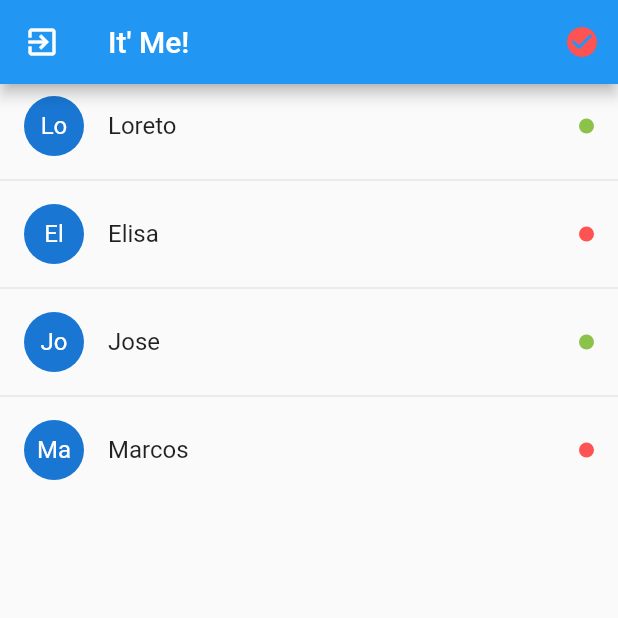
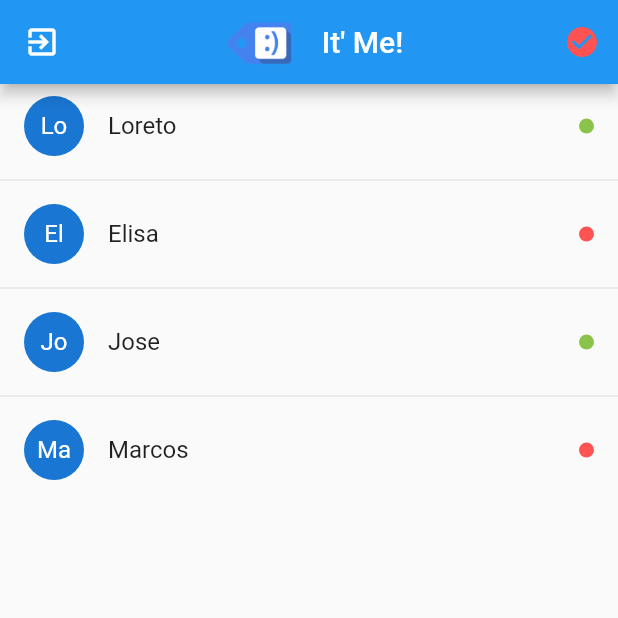
Before and after one commit to pablomagana/live-chat, a Flutter app: the UsuariosPage screen opened by its route, on a phone screen of 412 x 824 dp, the top half of it. Run offline on Flutter 3.47's test engine with Material 2 defaults, Android fonts, the phone set to English and light mode, and no system bars; our stand-ins replace flutter_secure_storage; accounts and stored records are empty.

```diff
--- /dev/null
+++ b/lib/global/environment.dart
@@ -0,0 +1,4 @@
+class Environment {
+  static String url = 'https://livechatnode.herokuapp.com/api';
+  static String socketUrl = 'https://livechatnode.herokuapp.com';
+}
--- /dev/null
+++ b/lib/models/login_response.dart
@@ -0,0 +1,22 @@
+import 'dart:convert';
+
+import 'package:lifechat/models/user.dart';
+
+class LoginResponse {
+  LoginResponse({this.ok, this.user, this.token});
+
+  bool ok;
+  User user;
+  String token;
+
+  factory LoginResponse.fromJson(String str) => LoginResponse.fromMap(json.decode(str));
+
+  String toJson() => json.encode(toMap());
+
+  factory LoginResponse.fromMap(Map<String, dynamic> json) => LoginResponse(
+      ok: json["ok"],
+      user: json["ok"] == true ? User.fromMap(json["user"]) : null,
+      token: json["ok"] == true ? json["token"] : null);
+
+  Map<String, dynamic> toMap() => {"ok": ok, "user": user.toMap(), "token": token};
+}
--- /dev/null
+++ b/lib/models/user.dart
@@ -0,0 +1,19 @@
+import 'dart:convert';
+
+class User {
+  User({this.name, this.email, this.uid, this.online});
+
+  String name;
+  String email;
+  String uid;
+  bool online;
+
+  factory User.fromJson(String str) => User.fromMap(json.decode(str));
+
+  String toJson() => json.encode(toMap());
+
+  factory User.fromMap(Map<String, dynamic> json) =>
+      User(name: json["name"], email: json["email"], uid: json["uid"], online: json['online']);
+
+  Map<String, dynamic> toMap() => {"name": name, "email": email, "uid": uid, "online": online};
+}
--- a/lib/models/usuarios.dart
+++ /dev/null
@@ -1,13 +0,0 @@
-class Usuario {
-  bool online;
-  String email;
-  String name;
-  String uid;
-
-  Usuario({
-    this.online,
-    this.email,
-    this.name,
-    this.uid,
-  });
-}
--- a/lib/pages/usuarios_page.dart
+++ b/lib/pages/usuarios_page.dart
@@ -1,5 +1,6 @@
 import 'package:flutter/material.dart';
-import 'package:lifechat/models/usuarios.dart';
+import 'package:lifechat/models/user.dart';
+import 'package:lifechat/services/auth_service.dart';
 
 class UsuariosPage extends StatefulWidget {
   @override
@@ -9,20 +10,38 @@ class UsuariosPage extends StatefulWidget {
 class _UsuariosPageState extends State<UsuariosPage> {
   bool serverConnected = false;
   final usuarios = [
-    Usuario(uid: '1', name: 'Loreto', email: 'test1@gmail.com', online: true),
-    Usuario(uid: '2', name: 'Elisa', email: 'test2@gmail.com', online: false),
-    Usuario(uid: '3', name: 'Jose', email: 'test3@gmail.com', online: true),
-    Usuario(uid: '4', name: 'Marcos', email: 'test4@gmail.com', online: false),
+    User(uid: '1', name: 'Loreto', email: 'test1@gmail.com', online: true),
+    User(uid: '2', name: 'Elisa', email: 'test2@gmail.com', online: false),
+    User(uid: '3', name: 'Jose', email: 'test3@gmail.com', online: true),
+    User(uid: '4', name: 'Marcos', email: 'test4@gmail.com', online: false),
   ];
 
   @override
   Widget build(BuildContext context) {
     return Scaffold(
       appBar: AppBar(
-        title: Text('It\' Me!'),
+        title: Row(
+          mainAxisAlignment: MainAxisAlignment.center,
+          children: [
+            Hero(
+              tag: "icon",
+              child: Image(
+                height: 30,
+                image: AssetImage('assets/tag-logo.png'),
+              ),
+            ),
+            SizedBox(
+              width: 20,
+            ),
+            Text('It\' Me!'),
+          ],
+        ),
         leading: IconButton(
           icon: Icon(Icons.exit_to_app),
-          onPressed: () {},
+          onPressed: () {
+            AuthService.deleteToken()
+                .then((value) => Navigator.pushReplacementNamed(context, 'login'));
+          },
         ),
         actions: [
           IconButton(
--- a/pubspec.yaml
+++ b/pubspec.yaml
@@ -23,6 +23,9 @@ environment:
 dependencies:
   flutter:
     sdk: flutter
+  http: ^0.12.2
+  provider: ^4.3.2+2
+  flutter_secure_storage: ^3.3.5
 
   # The following adds the Cupertino Icons font to your application.
   # Use with the CupertinoIcons class for iOS style icons.
```
Also changed, not shown: lib/helpers/alerts.dart (added, +42 -0 lines), lib/main.dart (+10 -5 lines), lib/pages/chat_page.dart (+19 -20 lines), lib/pages/login_page.dart (+21 -3 lines), lib/pages/register_page.dart (+21 -4 lines), lib/pages/splash_page.dart (+23 -5 lines), lib/services/auth_service.dart (added, +92 -0 lines), pubspec.lock, 6 other files.
